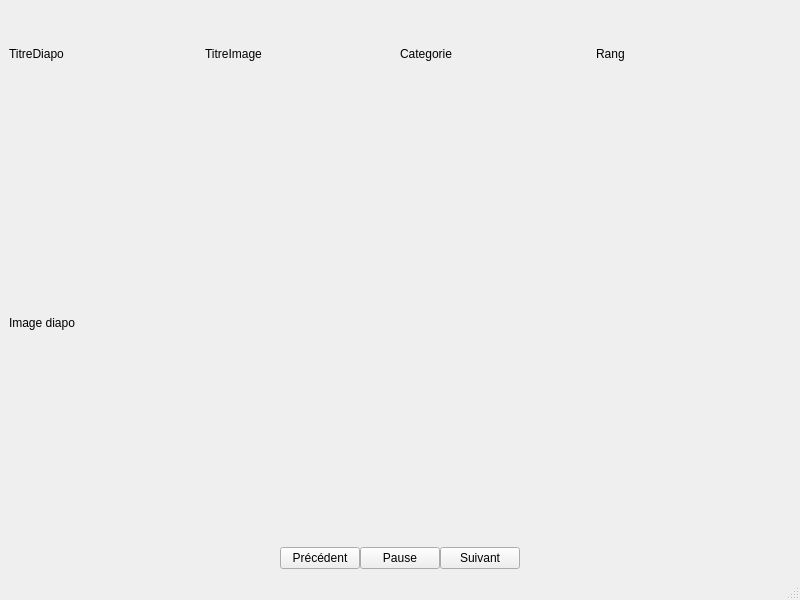
Old version of the form v2/lecteurDiaporamav2/lecteurdiaporama.ui in the repository jvlatrille/LecteurDiaporama.
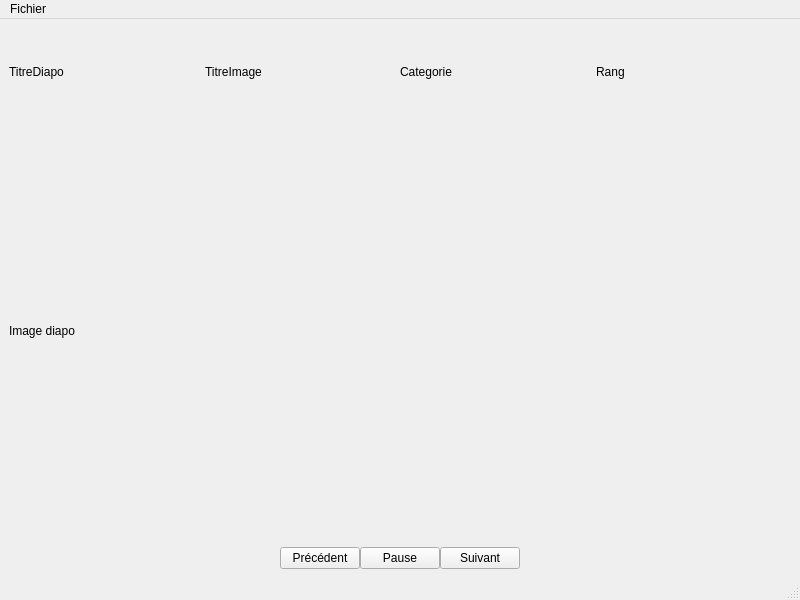
New version of the form.

Commit message: Connexion des boutons principaux + qDebugs

```diff
--- a/v2/lecteurDiaporamav2/lecteurdiaporama.ui
+++ b/v2/lecteurDiaporamav2/lecteurdiaporama.ui
@@ -123,6 +123,13 @@
      <height>21</height>
     </rect>
    </property>
+   <widget class="QMenu" name="menuFichier">
+    <property name="title">
+     <string>Fichier</string>
+    </property>
+    <addaction name="actionQuitter"/>
+   </widget>
+   <addaction name="menuFichier"/>
   </widget>
   <widget class="QStatusBar" name="statusbar"/>
  </widget>
```
Left out of the diff: 5 changed lines with no effect on the pictures. The commit also changes 3 other files.
